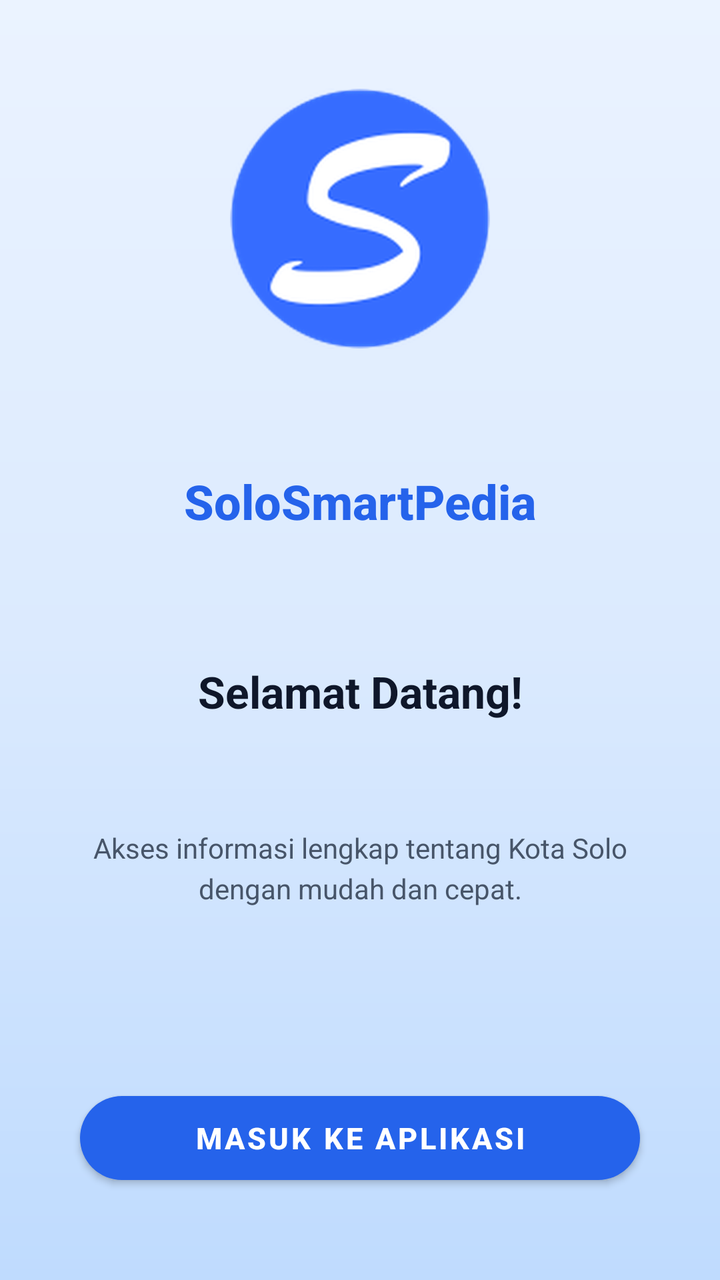
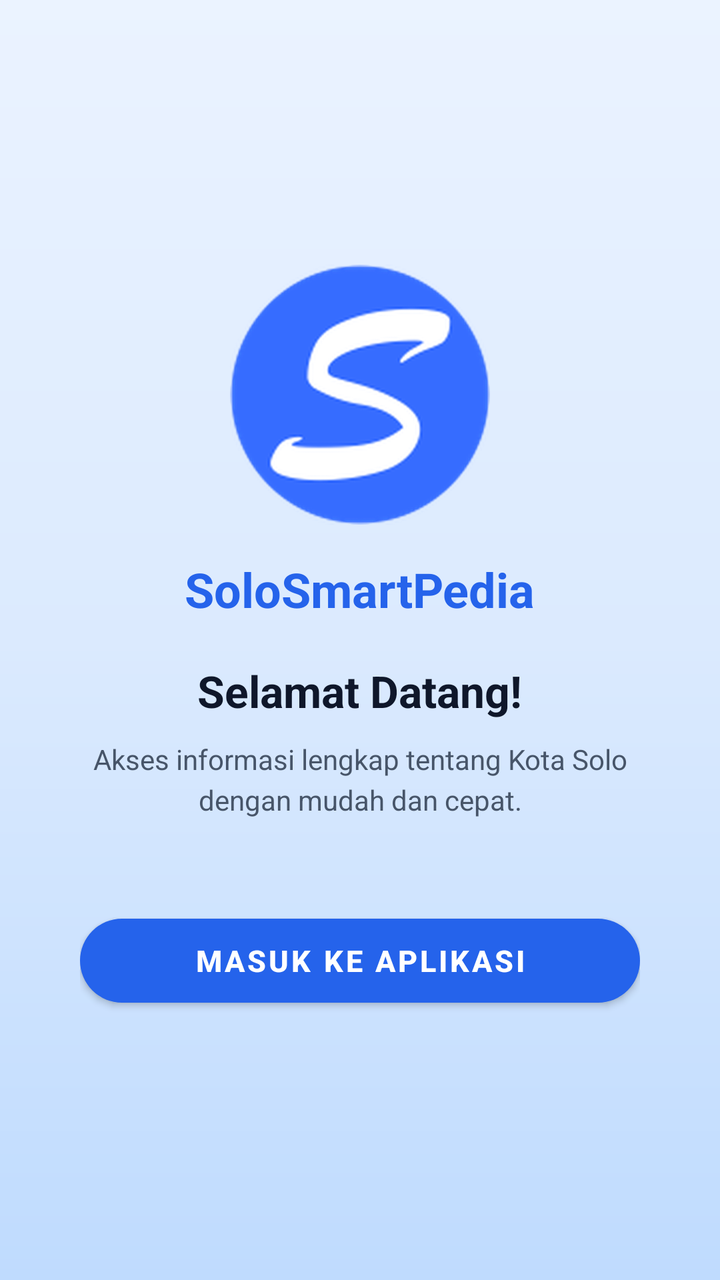

Two renders of the same Android screen: before a commit and after it. Below are the layout's source before the change and the commit's diff.
<!-- AndroidManifest.xml: activity theme Theme.SoloSmartPedia.NoActionBar -->
<!-- res/layout/activity_welcome.xml -->
<?xml version="1.0" encoding="utf-8"?>
<androidx.constraintlayout.widget.ConstraintLayout
    xmlns:android="http://schemas.android.com/apk/res/android"
    xmlns:app="http://schemas.android.com/apk/res-auto"
    android:layout_width="match_parent"
    android:layout_height="match_parent"
    android:background="@drawable/bg_welcome_gradient">

    <ImageView
        android:id="@+id/ivLogo"
        android:layout_width="130dp"
        android:layout_height="130dp"
        android:src="@drawable/ic_logo"
        android:contentDescription="@string/app_name"
        android:elevation="4dp"
        app:layout_constraintTop_toTopOf="parent"
        app:layout_constraintStart_toStartOf="parent"
        app:layout_constraintEnd_toEndOf="parent"
        app:layout_constraintBottom_toTopOf="@id/tvAppNameFull"
        app:layout_constraintVerticalChainStyle="packed"
        app:layout_constraintVerticalBias="0.34" />

    
    <TextView
        android:id="@+id/tvAppNameFull"
        android:layout_width="wrap_content"
        android:layout_height="wrap_content"
        android:layout_marginTop="16dp"
        android:text="@string/app_name"
        android:textColor="@color/primary"
        android:textSize="24sp"
        android:textStyle="bold"
        android:fontFamily="sans-serif-medium"
        app:layout_constraintTop_toBottomOf="@id/ivLogo"
        app:layout_constraintBottom_toTopOf="@id/tvWelcomeTitle"
        app:layout_constraintStart_toStartOf="parent"
        app:layout_constraintEnd_toEndOf="parent" />

    <TextView
        android:id="@+id/tvWelcomeTitle"
        android:layout_width="wrap_content"
        android:layout_height="wrap_content"
        android:layout_marginTop="20dp"
        android:text="@string/welcome_title"
        android:textColor="@color/text_primary"
        android:textSize="22sp"
        android:textStyle="bold"
        android:gravity="center"
        app:layout_constraintTop_toBottomOf="@id/tvAppNameFull"
        app:layout_constraintBottom_toTopOf="@id/tvWelcomeSubtitle"
        app:layout_constraintStart_toStartOf="parent"
        app:layout_constraintEnd_toEndOf="parent" />

    <TextView
        android:id="@+id/tvWelcomeSubtitle"
        android:layout_width="280dp"
        android:layout_height="wrap_content"
        android:layout_marginTop="10dp"
        android:text="@string/welcome_subtitle"
        android:textColor="@color/text_secondary"
        android:textSize="14sp"
        android:gravity="center"
        android:lineSpacingExtra="4dp"
        app:layout_constraintTop_toBottomOf="@id/tvWelcomeTitle"
        app:layout_constraintBottom_toTopOf="@id/btnMasuk"
        app:layout_constraintStart_toStartOf="parent"
        app:layout_constraintEnd_toEndOf="parent" />

    <com.google.android.material.button.MaterialButton
        android:id="@+id/btnMasuk"
        android:layout_width="0dp"
        android:layout_height="54dp"
        android:layout_marginStart="40dp"
        android:layout_marginEnd="40dp"
        android:layout_marginTop="44dp"
        android:text="@string/btn_masuk"
        android:textSize="15sp"
        android:textStyle="bold"
        android:textColor="@color/white"
        app:backgroundTint="@color/primary"
        app:cornerRadius="27dp"
        app:elevation="4dp"
        app:layout_constraintTop_toBottomOf="@id/tvWelcomeSubtitle"
        app:layout_constraintBottom_toBottomOf="parent"
        app:layout_constraintStart_toStartOf="parent"
        app:layout_constraintEnd_toEndOf="parent" />

</androidx.constraintlayout.widget.ConstraintLayout>
<!-- resources referenced by this layout -->
<resources>
  <color name="primary">#2563EB</color>
  <color name="text_primary">#0F172A</color>
  <color name="text_secondary">#475569</color>
  <color name="white">#FFFFFF</color>
  <!-- drawable bg_welcome_gradient (drawable) -->
  <?xml version="1.0" encoding="utf-8"?>
  <shape xmlns:android="http://schemas.android.com/apk/res/android">
      <gradient
          android:type="linear"
          android:angle="160"
          android:startColor="#EBF3FF"
          android:centerColor="#DBEAFE"
          android:endColor="#BFDBFE" />
  </shape>
  <!-- drawable ic_logo: png bitmap (drawable, 92620 bytes) -->
  <string name="app_name">SoloSmartPedia</string>
  <string name="btn_masuk">Masuk ke Aplikasi</string>
  <string name="welcome_subtitle">Akses informasi lengkap tentang Kota Solo dengan mudah dan cepat.</string>
  <string name="welcome_title">Selamat Datang!</string>
  <style name="Theme.SoloSmartPedia.NoActionBar" parent="Theme.SoloSmartPedia">
          <item name="windowActionBar">false</item>
          <item name="windowNoTitle">true</item>
          <item name="android:windowLightStatusBar">true</item>
      </style>
  <style name="Theme.SoloSmartPedia" parent="Theme.MaterialComponents.DayNight.NoActionBar">
          <item name="colorPrimary">@color/primary</item>
          <item name="colorPrimaryVariant">@color/primary_dark</item>
          <item name="colorOnPrimary">@color/white</item>
          <item name="colorSecondary">@color/accent</item>
          <item name="colorOnSecondary">@color/white</item>
          <item name="android:colorBackground">@color/background</item>
          <item name="android:statusBarColor">@color/status_bar_color</item>
          <item name="android:navigationBarColor">@color/status_bar_color</item>
          
      </style>
  <color name="primary_dark">#1D4ED8</color>
  <color name="accent">#2563EB</color>
  <color name="background">#F0F6FF</color>
  <color name="status_bar_color">#EBF3FF</color>
</resources>

<!-- the commit's change to res/layout/activity_welcome.xml (unified diff, before → after) -->
@@ -1,88 +1,71 @@
 <?xml version="1.0" encoding="utf-8"?>
-<androidx.constraintlayout.widget.ConstraintLayout
+<FrameLayout
     xmlns:android="http://schemas.android.com/apk/res/android"
-    xmlns:app="http://schemas.android.com/apk/res-auto"
     android:layout_width="match_parent"
     android:layout_height="match_parent"
     android:background="@drawable/bg_welcome_gradient">
 
-    <ImageView
-        android:id="@+id/ivLogo"
-        android:layout_width="130dp"
-        android:layout_height="130dp"
-        android:src="@drawable/ic_logo"
-        android:contentDescription="@string/app_name"
-        android:elevation="4dp"
-        app:layout_constraintTop_toTopOf="parent"
-        app:layout_constraintStart_toStartOf="parent"
-        app:layout_constraintEnd_toEndOf="parent"
-        app:layout_constraintBottom_toTopOf="@id/tvAppNameFull"
-        app:layout_constraintVerticalChainStyle="packed"
-        app:layout_constraintVerticalBias="0.34" />
+    <LinearLayout
+        android:layout_width="match_parent"
+        android:layout_height="wrap_content"
+        android:layout_gravity="center"
+        android:orientation="vertical"
+        android:gravity="center"
+        android:paddingStart="40dp"
+        android:paddingEnd="40dp">
 
-    
-    <TextView
-        android:id="@+id/tvAppNameFull"
-        android:layout_width="wrap_content"
-        android:layout_height="wrap_content"
-        android:layout_marginTop="16dp"
-        android:text="@string/app_name"
-        android:textColor="@color/primary"
-        android:textSize="24sp"
-        android:textStyle="bold"
-        android:fontFamily="sans-serif-medium"
-        app:layout_constraintTop_toBottomOf="@id/ivLogo"
-        app:layout_constraintBottom_toTopOf="@id/tvWelcomeTitle"
-        app:layout_constraintStart_toStartOf="parent"
-        app:layout_constraintEnd_toEndOf="parent" />
+        <ImageView
+            android:id="@+id/ivLogo"
+            android:layout_width="130dp"
+            android:layout_height="130dp"
+            android:src="@drawable/ic_logo"
+            android:contentDescription="@string/app_name" />
 
-    <TextView
-        android:id="@+id/tvWelcomeTitle"
-        android:layout_width="wrap_content"
-        android:layout_height="wrap_content"
-        android:layout_marginTop="20dp"
-        android:text="@string/welcome_title"
-        android:textColor="@color/text_primary"
-        android:textSize="22sp"
-        android:textStyle="bold"
-        android:gravity="center"
-        app:layout_constraintTop_toBottomOf="@id/tvAppNameFull"
-        app:layout_constraintBottom_toTopOf="@id/tvWelcomeSubtitle"
-        app:layout_constraintStart_toStartOf="parent"
-        app:layout_constraintEnd_toEndOf="parent" />
+        <TextView
+            android:id="@+id/tvAppNameFull"
+            android:layout_width="wrap_content"
+            android:layout_height="wrap_content"
+            android:layout_marginTop="16dp"
+            android:text="@string/app_name"
+            android:textColor="@color/primary"
+            android:textSize="24sp"
+            android:textStyle="bold" />
 
-    <TextView
-        android:id="@+id/tvWelcomeSubtitle"
-        android:layout_width="280dp"
-        android:layout_height="wrap_content"
-        android:layout_marginTop="10dp"
-        android:text="@string/welcome_subtitle"
-        android:textColor="@color/text_secondary"
-        android:textSize="14sp"
-        android:gravity="center"
-        android:lineSpacingExtra="4dp"
-        app:layout_constraintTop_toBottomOf="@id/tvWelcomeTitle"
-        app:layout_constraintBottom_toTopOf="@id/btnMasuk"
-        app:layout_constraintStart_toStartOf="parent"
-        app:layout_constraintEnd_toEndOf="parent" />
+        <TextView
+            android:id="@+id/tvWelcomeTitle"
+            android:layout_width="wrap_content"
+            android:layout_height="wrap_content"
+            android:layout_marginTop="20dp"
+            android:text="@string/welcome_title"
+            android:textColor="@color/text_primary"
+            android:textSize="22sp"
+            android:textStyle="bold"
+            android:gravity="center" />
 
-    <com.google.android.material.button.MaterialButton
-        android:id="@+id/btnMasuk"
-        android:layout_width="0dp"
-        android:layout_height="54dp"
-        android:layout_marginStart="40dp"
-        android:layout_marginEnd="40dp"
-        android:layout_marginTop="44dp"
-        android:text="@string/btn_masuk"
-        android:textSize="15sp"
-        android:textStyle="bold"
-        android:textColor="@color/white"
-        app:backgroundTint="@color/primary"
-        app:cornerRadius="27dp"
-        app:elevation="4dp"
-        app:layout_constraintTop_toBottomOf="@id/tvWelcomeSubtitle"
-        app:layout_constraintBottom_toBottomOf="parent"
-        app:layout_constraintStart_toStartOf="parent"
-        app:layout_constraintEnd_toEndOf="parent" />
+        <TextView
+            android:id="@+id/tvWelcomeSubtitle"
+            android:layout_width="wrap_content"
+            android:layout_height="wrap_content"
+            android:layout_marginTop="10dp"
+            android:text="@string/welcome_subtitle"
+            android:textColor="@color/text_secondary"
+            android:textSize="14sp"
+            android:gravity="center"
+            android:lineSpacingExtra="4dp" />
 
-</androidx.constraintlayout.widget.ConstraintLayout>
+        <com.google.android.material.button.MaterialButton
+            android:id="@+id/btnMasuk"
+            android:layout_width="match_parent"
+            android:layout_height="54dp"
+            android:layout_marginTop="44dp"
+            android:text="@string/btn_masuk"
+            android:textSize="15sp"
+            android:textStyle="bold"
+            android:textColor="@color/white"
+            app:backgroundTint="@color/primary"
+            app:cornerRadius="27dp"
+            xmlns:app="http://schemas.android.com/apk/res-auto" />
+
+    </LinearLayout>
+
+</FrameLayout>
